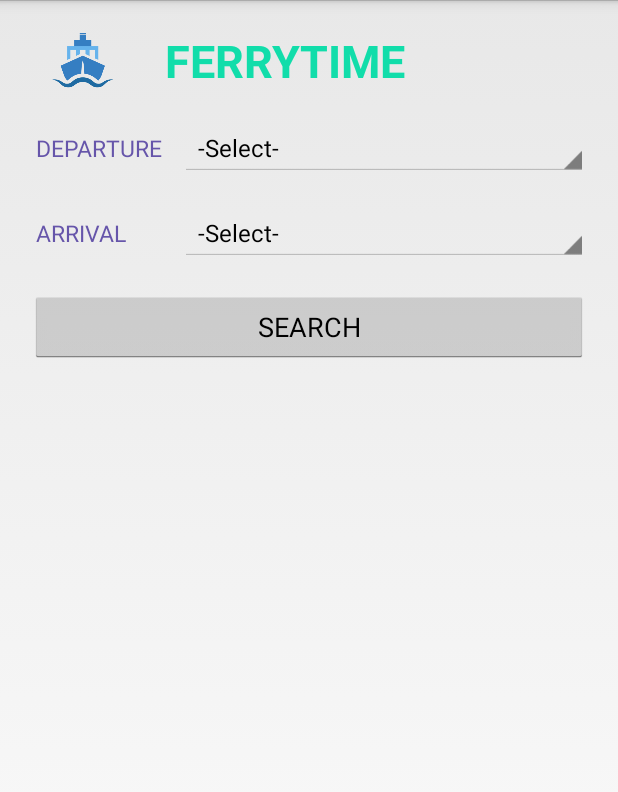
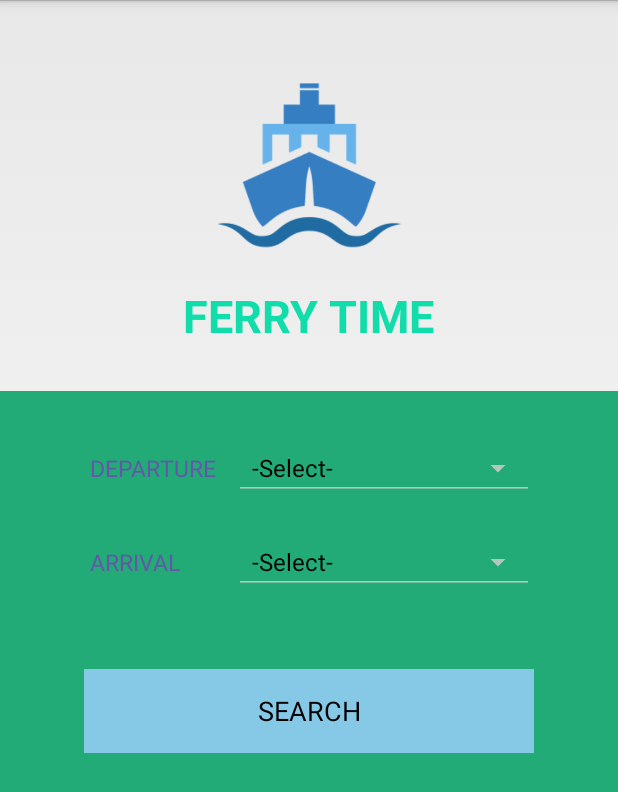
Before and after one commit to druespin/Ferrys, an Android app: the screen it shows after launch (MainActivity), on a phone screen of 412 x 824 dp. Shown: the top 792 px of the screen. Run offline under Robolectric (Android 15) with nearby library versions, the phone set to English and light mode, and no system bars.

Commit message:
2 activity & recycler

```diff
--- a/Datab/build.gradle
+++ b/Datab/build.gradle
@@ -32,4 +32,5 @@ dependencies {
     testImplementation 'junit:junit:4.12'
     androidTestImplementation 'com.android.support.test:runner:1.0.2'
     androidTestImplementation 'com.android.support.test.espresso:espresso-core:3.0.2'
+    implementation 'com.android.support:recyclerview-v7:28.0.0'
 }
--- a/Datab/src/main/java/com/akostikov/datab/MainActivity.java
+++ b/Datab/src/main/java/com/akostikov/datab/MainActivity.java
@@ -1,18 +1,14 @@
 package com.akostikov.datab;
 
 import android.app.Activity;
+import android.content.Intent;
 import android.os.Bundle;
 import android.view.View;
 import android.widget.AdapterView;
 import android.widget.ArrayAdapter;
 import android.widget.Button;
-import android.widget.ListView;
 import android.widget.Spinner;
 import android.widget.Toast;
-
-import com.akostikov.datab.data.FerryDBHelper;
-
-import java.util.ArrayList;
 
 
 public class MainActivity extends Activity {
@@ -21,9 +17,7 @@ public class MainActivity extends Activity {
 
     Spinner spin1, spin2;
     Button btnSearch;
-    ListView listView;
 
-    final ArrayList<ListItem> tableItems = new ArrayList<>();
 
     @Override
     protected void onCreate(Bundle savedInstanceState) {
@@ -33,16 +27,7 @@ public class MainActivity extends Activity {
         spin1 = findViewById(R.id.spinner1);
         spin2 = findViewById(R.id.spinner2);
         btnSearch = findViewById(R.id.search);
-        listView = findViewById(R.id.list);
 
-        // Initialize DB
-        final FerryDBHelper dbHelper = new FerryDBHelper(getApplicationContext());
-
-        // Fill list adapter
-        final ListItemAdapter listAdapter = new ListItemAdapter(MainActivity.this,
-                R.layout.list_item, tableItems);
-
-        listView.setAdapter(listAdapter);
 
         // Invoke method to get departure and arrival from spinners
         setupSpinner();
@@ -50,7 +35,7 @@ public class MainActivity extends Activity {
         // Click 'Search' button
         btnSearch.setOnClickListener(new View.OnClickListener() {
         @Override
-            public void onClick(View v) {
+        public void onClick (View v){
 
             if (departure.equals("-Select-")) {
                 Toast.makeText(getApplicationContext(), "Departure not selected", Toast.LENGTH_SHORT).show();
@@ -62,26 +47,19 @@ public class MainActivity extends Activity {
                 return;
             }
 
-                if (!departure.equals("-Select-") && !arrival.equals("-Select-"))     {
+            if (!departure.equals("-Select-") && !arrival.equals("-Select-")) {
 
-                    listAdapter.clear();
+                Intent intent = new Intent(MainActivity.this, ResultsActivity.class);
+                intent.putExtra("dep",departure);
+                intent.putExtra("arr", arrival);
+                startActivity(intent);
+            }
 
-                    // Get data from DB
-                    dbHelper.getWritableDatabase();
-
-                    dbHelper.showInfo(departure, arrival, tableItems);
-
-
-                    listAdapter.notifyDataSetChanged();
-                }
         }
     });
-
-        dbHelper.close();
     }
 
 
-    // Processing spinner selection
     private void setupSpinner() {
 
         ArrayAdapter spinAdapter1 = ArrayAdapter.createFromResource(this,
--- a/Datab/src/main/res/layout/activity_main.xml
+++ b/Datab/src/main/res/layout/activity_main.xml
@@ -1,62 +1,78 @@
 <?xml version="1.0" encoding="utf-8"?>
 <LinearLayout xmlns:android="http://schemas.android.com/apk/res/android"
+    xmlns:app="http://schemas.android.com/apk/res-auto"
+    xmlns:tools="http://schemas.android.com/tools"
     android:layout_width="match_parent"
     android:layout_height="match_parent"
-    android:orientation="vertical"
-    android:layout_margin="10dp">
-
-    <LinearLayout
-        android:layout_width="match_parent"
-        android:layout_height="wrap_content">
-
-        <ImageView
-            android:layout_width="70dp"
-            android:layout_height="40dp"
-            android:layout_margin="10dp"
-            android:src="@drawable/logo"/>
-
-        <TextView
-            android:layout_width="match_parent"
-            android:layout_height="wrap_content"
-            android:layout_margin="10dp"
-            android:text="FERRYTIME"
-            style="@style/FerryLogoStyle"/>
-
-    </LinearLayout>
+    android:orientation="vertical">
 
     <LinearLayout
         android:layout_width="match_parent"
         android:layout_height="wrap_content"
-        android:orientation="horizontal"
-        android:layout_margin="10dp">
+        android:padding="30dp"
+        android:orientation="vertical">
+
+        <ImageView
+            android:layout_width="150dp"
+            android:layout_height="120dp"
+            android:layout_margin="20dp"
+            android:layout_gravity="center"
+            android:src="@drawable/logo"/>
 
         <TextView
+            android:layout_width="wrap_content"
+            android:layout_height="wrap_content"
+            android:layout_gravity="center"
+            android:text="@string/ferrytime"
+            style="@style/FerryLogoStyle"/>
+    </LinearLayout>
+
+    <LinearLayout
+        android:id="@+id/linearLayout"
+        android:layout_width="match_parent"
+        android:layout_height="match_parent"
+        android:background="#2a7"
+        android:orientation="vertical"
+        android:showDividers="middle">
+
+        <LinearLayout
+            android:layout_width="300dp"
+            android:layout_height="wrap_content"
+            android:layout_gravity="center"
+            android:layout_marginTop="30dp"
+            android:orientation="horizontal">
+
+            <TextView
+                style="@style/SelectTextStyle"
                 android:layout_width="100dp"
                 android:layout_height="wrap_content"
-            android:text="@string/departure"
-            style="@style/SelectTextStyle"/>
+                android:text="@string/departure" />
 
             <Spinner
                 android:id="@+id/spinner1"
+                style="@android:style/Widget.Material.Light.Spinner.Underlined"
                 android:layout_width="match_parent"
                 android:layout_height="wrap_content"
-            android:entries="@array/items" />
+                android:entries="@array/items"
+                android:focusable="auto" />
         </LinearLayout>
 
         <LinearLayout
-            android:layout_width="match_parent"
+            android:layout_width="300dp"
             android:layout_height="wrap_content"
-            android:orientation="horizontal"
-            android:layout_margin="10dp">
+            android:layout_gravity="center"
+            android:layout_margin="20dp"
+            android:orientation="horizontal">
 
             <TextView
+                style="@style/SelectTextStyle"
                 android:layout_width="100dp"
                 android:layout_height="wrap_content"
-                android:text="@string/arrival"
-                style="@style/SelectTextStyle"/>
+                android:text="@string/arrival" />
 
             <Spinner
                 android:id="@+id/spinner2"
+                style="@android:style/Widget.Material.Spinner.Underlined"
                 android:layout_width="match_parent"
                 android:layout_height="wrap_content"
                 android:entries="@array/items" />
@@ -64,16 +80,12 @@
 
         <Button
             android:id="@+id/search"
-        android:layout_width="match_parent"
-        android:layout_height="wrap_content"
-        android:layout_margin="10dp"
+            android:layout_width="300dp"
+            android:layout_height="56dp"
+            android:layout_gravity="center"
+            android:layout_margin="30dp"
+            android:background="#86C9E7"
             android:text="@string/search" />
-
-    <ListView
-        android:id="@+id/list"
-        android:layout_width="match_parent"
-        android:layout_height="wrap_content"
-        android:layout_margin="10dp">
-    </ListView>
+    </LinearLayout>
 
 </LinearLayout>
--- a/Datab/src/main/res/values/colors.xml
+++ b/Datab/src/main/res/values/colors.xml
@@ -1,6 +1,6 @@
 <?xml version="1.0" encoding="utf-8"?>
 <resources>
-    <color name="colorPrimary">#c6fbe7</color>
+    <color name="colorPrimary">#679E89</color>
     <color name="colorPrimaryDark">#0e6357</color>
     <color name="colorAccent">#e16996</color>
     <color name="background_holo_light">#f0f0f0</color>
--- a/Datab/src/main/res/values/strings.xml
+++ b/Datab/src/main/res/values/strings.xml
@@ -21,4 +21,8 @@
         <item>SEARCH</item>
     </string>
 
+    <string name="ferrytime">
+        <item>FERRY TIME</item>
+    </string>
+
 </resources>
--- a/build.gradle
+++ b/build.gradle
@@ -7,7 +7,7 @@ buildscript {
         jcenter()
     }
     dependencies {
-        classpath 'com.android.tools.build:gradle:3.2.1'
+        classpath 'com.android.tools.build:gradle:3.4.1'
 
 
         // NOTE: Do not place your application dependencies here; they belong
```
Also changed, not shown: Datab/src/main/AndroidManifest.xml (+7 -0 lines), Datab/src/main/java/com/akostikov/datab/DataAdapter.java (added, +68 -0 lines), Datab/src/main/java/com/akostikov/datab/ListItemAdapter.java (deleted, +0 -74 lines), Datab/src/main/java/com/akostikov/datab/ResultsActivity.java (added, +45 -0 lines), Datab/src/main/res/layout-port/search_results.xml (added, +28 -0 lines), gradle/wrapper/gradle-wrapper.properties. Lines whose indentation alone changed are shown as unchanged.
